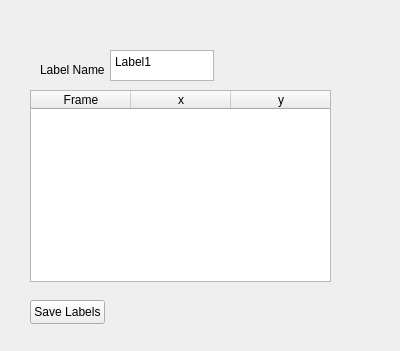
Above: headers/Label_Widget.ui from paulmthompson/WhiskerToolbox before the change. Below: the same form after it.
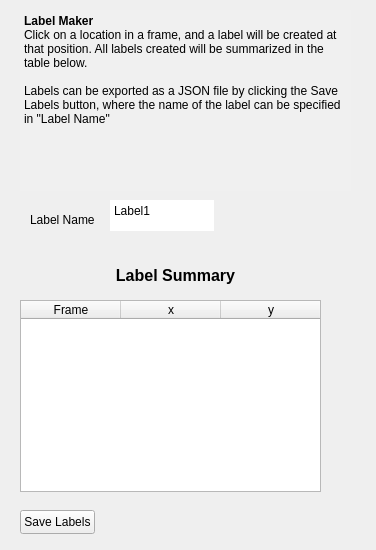
That is the form after the change.

Commit message: can change label name

Diff of the .ui file:
```diff
--- a/headers/Label_Widget.ui
+++ b/headers/Label_Widget.ui
@@ -6,8 +6,8 @@
    <rect>
     <x>0</x>
     <y>0</y>
-    <width>400</width>
-    <height>351</height>
+    <width>376</width>
+    <height>550</height>
    </rect>
   </property>
   <property name="windowTitle">
@@ -17,11 +17,14 @@
    <property name="geometry">
     <rect>
      <x>110</x>
-     <y>50</y>
+     <y>200</y>
      <width>104</width>
      <height>31</height>
     </rect>
    </property>
+   <property name="frameShape">
+    <enum>QFrame::NoFrame</enum>
+   </property>
    <property name="html">
     <string>&lt;!DOCTYPE HTML PUBLIC &quot;-//W3C//DTD HTML 4.0//EN&quot; &quot;http://www.w3.org/TR/REC-html40/strict.dtd&quot;&gt;
 &lt;html&gt;&lt;head&gt;&lt;meta name=&quot;qrichtext&quot; content=&quot;1&quot; /&gt;&lt;meta charset=&quot;utf-8&quot; /&gt;&lt;style type=&quot;text/css&quot;&gt;
@@ -36,8 +39,8 @@
   <widget class="QLabel" name="label">
    <property name="geometry">
     <rect>
-     <x>40</x>
-     <y>60</y>
+     <x>30</x>
+     <y>210</y>
      <width>71</width>
      <height>20</height>
     </rect>
@@ -49,8 +52,8 @@
   <widget class="QTableWidget" name="tableWidget">
    <property name="geometry">
     <rect>
-     <x>30</x>
-     <y>90</y>
+     <x>20</x>
+     <y>300</y>
      <width>301</width>
      <height>192</height>
     </rect>
@@ -85,8 +88,8 @@
   <widget class="QPushButton" name="saveLabelsButton">
    <property name="geometry">
     <rect>
-     <x>30</x>
-     <y>300</y>
+     <x>20</x>
+     <y>510</y>
      <width>75</width>
      <height>24</height>
     </rect>
@@ -95,6 +98,60 @@
     <string>Save Labels</string>
    </property>
   </widget>
+  <widget class="QTextBrowser" name="textBrowser">
+   <property name="geometry">
+    <rect>
+     <x>20</x>
+     <y>10</y>
+     <width>331</width>
+     <height>181</height>
+    </rect>
+   </property>
+   <property name="styleSheet">
+    <string notr="true">background-color: rgb(240, 240, 240);</string>
+   </property>
+   <property name="frameShape">
+    <enum>QFrame::NoFrame</enum>
+   </property>
+   <property name="frameShadow">
+    <enum>QFrame::Plain</enum>
+   </property>
+   <property name="html">
+    <string>&lt;!DOCTYPE HTML PUBLIC &quot;-//W3C//DTD HTML 4.0//EN&quot; &quot;http://www.w3.org/TR/REC-html40/strict.dtd&quot;&gt;
+&lt;html&gt;&lt;head&gt;&lt;meta name=&quot;qrichtext&quot; content=&quot;1&quot; /&gt;&lt;meta charset=&quot;utf-8&quot; /&gt;&lt;style type=&quot;text/css&quot;&gt;
+p, li { white-space: pre-wrap; }
+hr { height: 1px; border-width: 0; }
+li.unchecked::marker { content: &quot;\2610&quot;; }
+li.checked::marker { content: &quot;\2612&quot;; }
+&lt;/style&gt;&lt;/head&gt;&lt;body style=&quot; font-family:'Segoe UI'; font-size:9pt; font-weight:400; font-style:normal;&quot;&gt;
+&lt;p style=&quot; margin-top:0px; margin-bottom:0px; margin-left:0px; margin-right:0px; -qt-block-indent:0; text-indent:0px;&quot;&gt;&lt;span style=&quot; font-weight:700;&quot;&gt;Label Maker&lt;/span&gt;&lt;/p&gt;
+&lt;p style=&quot; margin-top:0px; margin-bottom:0px; margin-left:0px; margin-right:0px; -qt-block-indent:0; text-indent:0px;&quot;&gt;Click on a location in a frame, and a label will be created at that position. All labels created will be summarized in the table below. &lt;/p&gt;
+&lt;p style=&quot;-qt-paragraph-type:empty; margin-top:0px; margin-bottom:0px; margin-left:0px; margin-right:0px; -qt-block-indent:0; text-indent:0px;&quot;&gt;&lt;br /&gt;&lt;/p&gt;
+&lt;p style=&quot; margin-top:0px; margin-bottom:0px; margin-left:0px; margin-right:0px; -qt-block-indent:0; text-indent:0px;&quot;&gt;Labels can be exported as a JSON file by clicking the Save Labels button, where the name of the label can be specified in &amp;quot;Label Name&amp;quot;&lt;/p&gt;&lt;/body&gt;&lt;/html&gt;</string>
+   </property>
+  </widget>
+  <widget class="QLabel" name="label_2">
+   <property name="geometry">
+    <rect>
+     <x>110</x>
+     <y>260</y>
+     <width>131</width>
+     <height>31</height>
+    </rect>
+   </property>
+   <property name="font">
+    <font>
+     <pointsize>12</pointsize>
+     <bold>true</bold>
+    </font>
+   </property>
+   <property name="text">
+    <string>Label Summary</string>
+   </property>
+   <property name="alignment">
+    <set>Qt::AlignCenter</set>
+   </property>
+  </widget>
  </widget>
  <resources/>
  <connections/>
```
Left out of the diff: 2 changed lines with no effect on the pictures. The commit also changes 3 other files.
